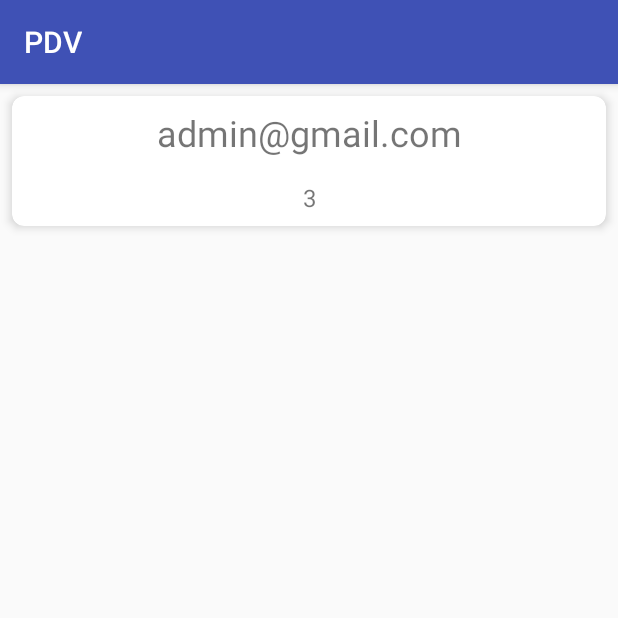
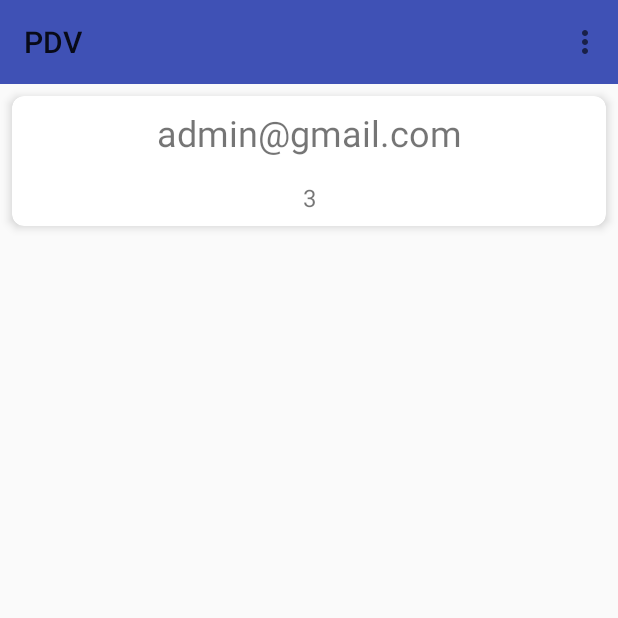
Before and after one commit to santieduardo/PDV-Android, an Android app: the screen it shows after launch (SellsActivity), after a tap on "ENTRAR", on a phone screen of 412 x 824 dp, the top half of it. Run offline under Robolectric (Android 15) with nearby library versions, the phone set to English and light mode, and no system bars.

Commit message:
Toolbar para botão de logout

```diff
--- a/app/src/main/java/eduardosanti/com/br/pdv/SellsActivity.java
+++ b/app/src/main/java/eduardosanti/com/br/pdv/SellsActivity.java
@@ -7,10 +7,12 @@ import android.support.v7.app.AppCompatActivity;
 import android.os.Bundle;
 import android.support.v7.widget.LinearLayoutManager;
 import android.support.v7.widget.RecyclerView;
+import android.support.v7.widget.Toolbar;
+import android.view.Menu;
+import android.view.MenuItem;
 import android.view.View;
 
 import java.util.ArrayList;
-import java.util.List;
 
 import eduardosanti.com.br.pdv.adapter.SellAdapter;
 import eduardosanti.com.br.pdv.intentidentifier.IntentIdentifier;
@@ -27,6 +29,7 @@ public class SellsActivity extends AppCompatActivity implements SellAdapter.Sell
     private RecyclerView recyclerView;
     private RecyclerView.Adapter sellAdapter;
     private RecyclerView.LayoutManager layoutManager;
+    private Toolbar toolbar;
 
     FloatingActionButton fab;
 
@@ -55,6 +58,8 @@ public class SellsActivity extends AppCompatActivity implements SellAdapter.Sell
     private void bindView() {
         this.recyclerView = (RecyclerView) findViewById(R.id.recyclerView);
         this.fab = (FloatingActionButton) findViewById(R.id.fab);
+        toolbar = (Toolbar) findViewById(R.id.toolbar);
+        setSupportActionBar(toolbar);
     }
 
     private void setupView() {
@@ -102,4 +107,32 @@ public class SellsActivity extends AppCompatActivity implements SellAdapter.Sell
         startActivity(intent);
     }
 
+
+    /*
+    *
+    * Toolbar
+    *
+    * */
+
+    @Override
+    public boolean onOptionsItemSelected(MenuItem item) {
+        switch (item.getItemId()) {
+            case R.id.logout:
+                finish();
+                break;
+
+            default:
+                return super.onOptionsItemSelected(item);
+        }
+
+        return true;
+    }
+
+    @Override
+    public boolean onCreateOptionsMenu(Menu menu) {
+        getMenuInflater().inflate(R.layout.toolbar_menu_layout, menu);
+        return true;
+    }
+
+
 }
--- a/app/src/main/res/layout/activity_sells.xml
+++ b/app/src/main/res/layout/activity_sells.xml
@@ -6,13 +6,21 @@
     android:layout_height="match_parent"
     tools:context=".MainActivity">
 
-    <android.support.v7.widget.RecyclerView
-        android:id="@+id/recyclerView"
-        android:scrollbars="vertical"
+    <LinearLayout
         android:layout_width="match_parent"
-        android:layout_height="match_parent">
+        android:layout_height="match_parent"
+        android:orientation="vertical">
 
-    </android.support.v7.widget.RecyclerView>
+        <include layout="@layout/toolbar_layout" />
+
+        <android.support.v7.widget.RecyclerView
+            android:id="@+id/recyclerView"
+            android:scrollbars="vertical"
+            android:layout_width="match_parent"
+            android:layout_height="match_parent">
+
+        </android.support.v7.widget.RecyclerView>
+    </LinearLayout>
 
     <android.support.design.widget.CoordinatorLayout
         android:layout_width="match_parent"
--- /dev/null
+++ b/app/src/main/res/layout/toolbar_layout.xml
@@ -0,0 +1,6 @@
+<?xml version="1.0" encoding="utf-8"?>
+<android.support.v7.widget.Toolbar xmlns:android="http://schemas.android.com/apk/res/android"
+    android:id="@+id/toolbar"
+    android:layout_height="wrap_content"
+    android:layout_width="match_parent"
+    android:background="@color/colorPrimary"/>
--- a/app/src/main/res/values/styles.xml
+++ b/app/src/main/res/values/styles.xml
@@ -1,7 +1,7 @@
 <resources>
 
     <!-- Base application theme. -->
-    <style name="AppTheme" parent="Theme.AppCompat.Light.DarkActionBar">
+    <style name="AppTheme" parent="Theme.AppCompat.Light.NoActionBar">
         <!-- Customize your theme here. -->
         <item name="colorPrimary">@color/colorPrimary</item>
         <item name="colorPrimaryDark">@color/colorPrimaryDark</item>
```
Also changed, not shown: app/src/main/res/layout/toolbar_menu_layout.xml (added, +9 -0 lines).
